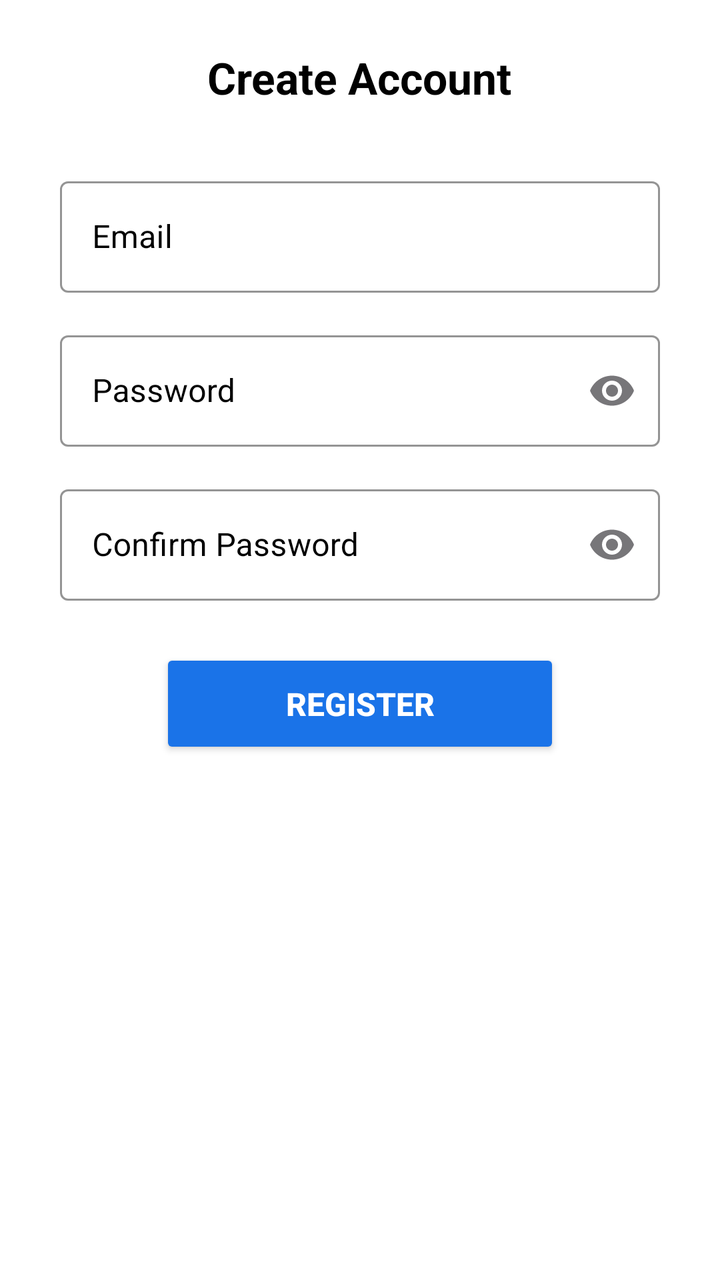
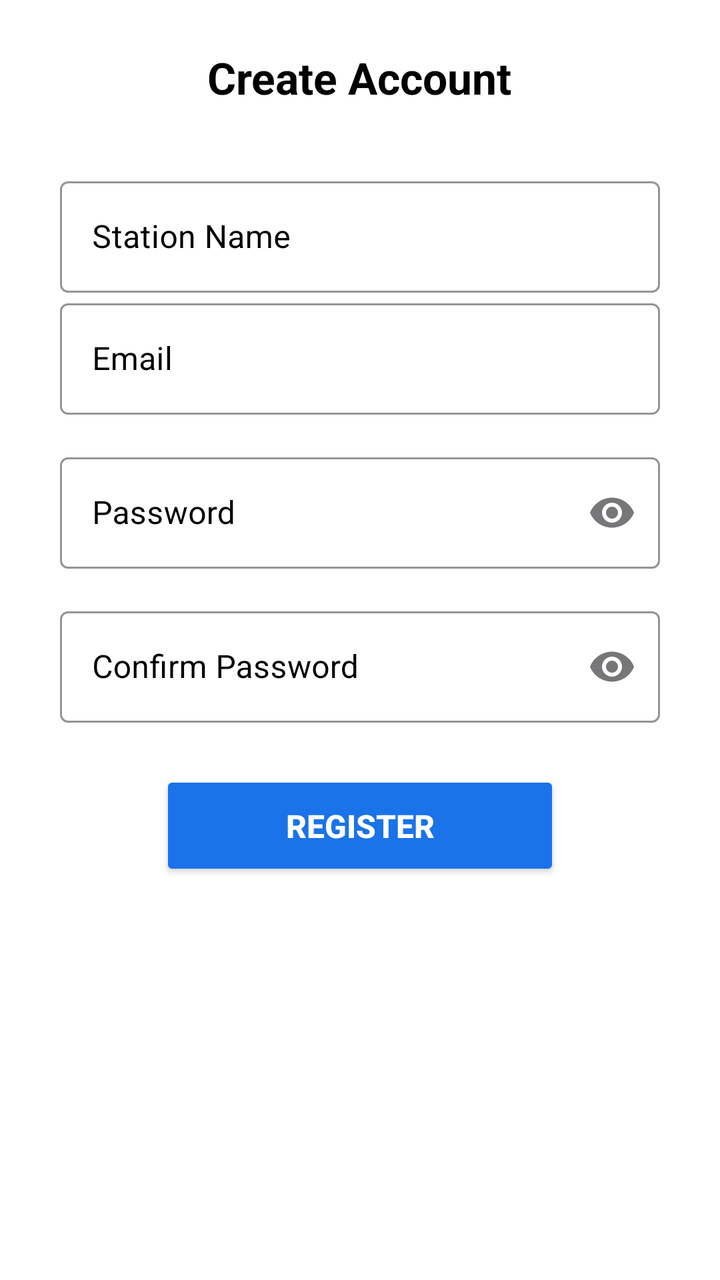

Compare the two renders of this Android layout. The source of the first and the diff that turns it into the second are given below.
<!-- AndroidManifest.xml: application theme Theme.App -->
<!-- res/layout/activity_register.xml -->
<ScrollView xmlns:android="http://schemas.android.com/apk/res/android"
    xmlns:app="http://schemas.android.com/apk/res-auto"
    android:layout_width="match_parent"
    android:layout_height="match_parent"
    android:background="@android:color/white">

    <LinearLayout
        android:id="@+id/main"
        android:layout_width="match_parent"
        android:layout_height="wrap_content"
        android:orientation="vertical"
        android:padding="24dp"
        android:gravity="center_horizontal">

        <ProgressBar
            android:id="@+id/progressBar"
            android:layout_width="wrap_content"
            android:layout_height="wrap_content"
            android:visibility="gone"/>

        
        <TextView
            android:layout_width="wrap_content"
            android:layout_height="wrap_content"
            android:text="Create Account"
            android:textSize="22sp"
            android:textStyle="bold"
            android:textColor="@android:color/black"
            android:layout_marginBottom="32dp"/>

        
        <com.google.android.material.textfield.TextInputLayout
            android:layout_width="300dp"
            android:layout_height="wrap_content"
            android:textColorHint="@color/black"
            android:hint="Email"
            style="@style/Widget.MaterialComponents.TextInputLayout.OutlinedBox"
            app:boxStrokeColor="@android:color/black"
            app:hintTextColor="@android:color/black">

            <com.google.android.material.textfield.TextInputEditText
                android:id="@+id/edtEmail"
                android:layout_width="match_parent"
                android:layout_height="wrap_content"
                android:textColor="@android:color/black"
                android:inputType="textEmailAddress"/>
        </com.google.android.material.textfield.TextInputLayout>

        
        <com.google.android.material.textfield.TextInputLayout
            android:layout_width="300dp"
            android:layout_height="wrap_content"
            android:textColorHint="@color/black"
            android:hint="Password"
            android:layout_marginTop="16dp"
            app:endIconMode="password_toggle"
            style="@style/Widget.MaterialComponents.TextInputLayout.OutlinedBox"
            app:boxStrokeColor="@android:color/black"
            app:hintTextColor="@android:color/black">

            <com.google.android.material.textfield.TextInputEditText
                android:id="@+id/edtPass"
                android:layout_width="match_parent"
                android:layout_height="wrap_content"
                android:textColor="@android:color/black"
                android:inputType="textPassword"/>
        </com.google.android.material.textfield.TextInputLayout>

        
        <com.google.android.material.textfield.TextInputLayout
            android:layout_width="300dp"
            android:layout_height="wrap_content"
            android:hint="Confirm Password"
            android:textColorHint="@color/black"
            android:layout_marginTop="16dp"
            app:endIconMode="password_toggle"
            style="@style/Widget.MaterialComponents.TextInputLayout.OutlinedBox"
            app:boxStrokeColor="@android:color/black"
            app:hintTextColor="@android:color/black">

            <com.google.android.material.textfield.TextInputEditText
                android:id="@+id/edtPass2"
                android:layout_width="match_parent"
                android:layout_height="wrap_content"
                android:textColor="@android:color/black"
                android:inputType="textPassword"/>
        </com.google.android.material.textfield.TextInputLayout>

        
        <Button
            android:id="@+id/reg"
            android:layout_width="200dp"
            android:layout_height="55dp"
            android:text="Register"
            android:textSize="16sp"
            android:textStyle="bold"
            android:layout_marginTop="24dp"
            android:backgroundTint="#1A73E8"
            android:textColor="@android:color/white"/>




    </LinearLayout>

</ScrollView>
<!-- resources referenced by this layout -->
<resources>
  <color name="black">#FF000000</color>
  <style name="Theme.App" parent="Base.Theme.App" />
  <style name="Base.Theme.App" parent="Theme.Material3.DayNight.NoActionBar">
          <item name="colorPrimary">#1A73E8</item>
  
  
      </style>
</resources>

<!-- the commit's change to res/layout/activity_register.xml (unified diff, before → after) -->
@@ -27,6 +27,23 @@
             android:textStyle="bold"
             android:textColor="@android:color/black"
             android:layout_marginBottom="32dp"/>
+
+        <com.google.android.material.textfield.TextInputLayout
+            android:layout_width="300dp"
+            android:layout_height="wrap_content"
+            android:textColorHint="@color/black"
+            android:hint="Station Name"
+            style="@style/Widget.MaterialComponents.TextInputLayout.OutlinedBox"
+            app:boxStrokeColor="@android:color/black"
+            app:hintTextColor="@android:color/black">
+
+            <com.google.android.material.textfield.TextInputEditText
+                android:id="@+id/stname"
+                android:layout_width="match_parent"
+                android:layout_height="wrap_content"
+                android:textColor="@android:color/black"
+                android:inputType="textPersonName"/>
+        </com.google.android.material.textfield.TextInputLayout>
 
         
         <com.google.android.material.textfield.TextInputLayout
